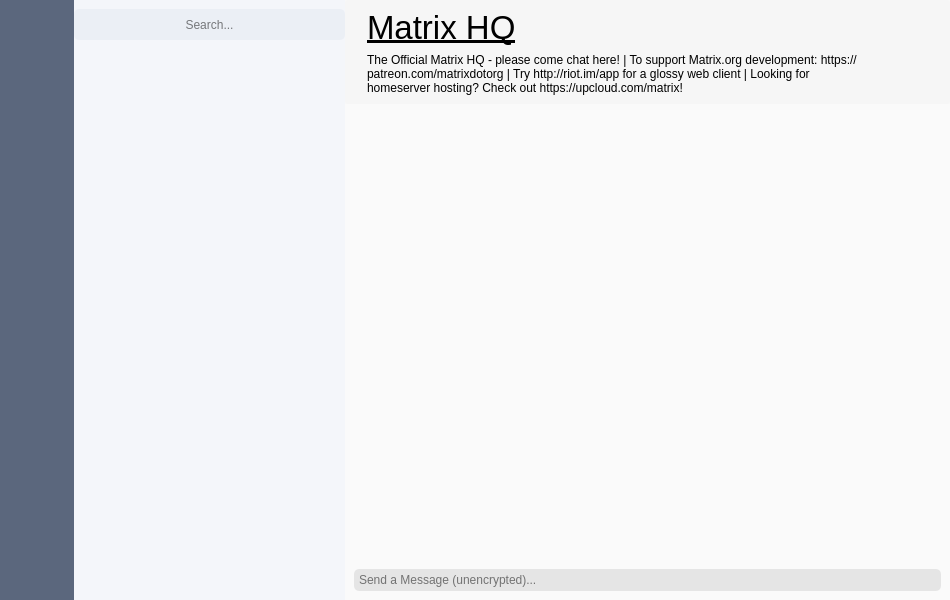
This is qml/ui/chat.ui in Nordgedanken/Morpheus as Qt 5 draws it before an edit. The edited form follows.
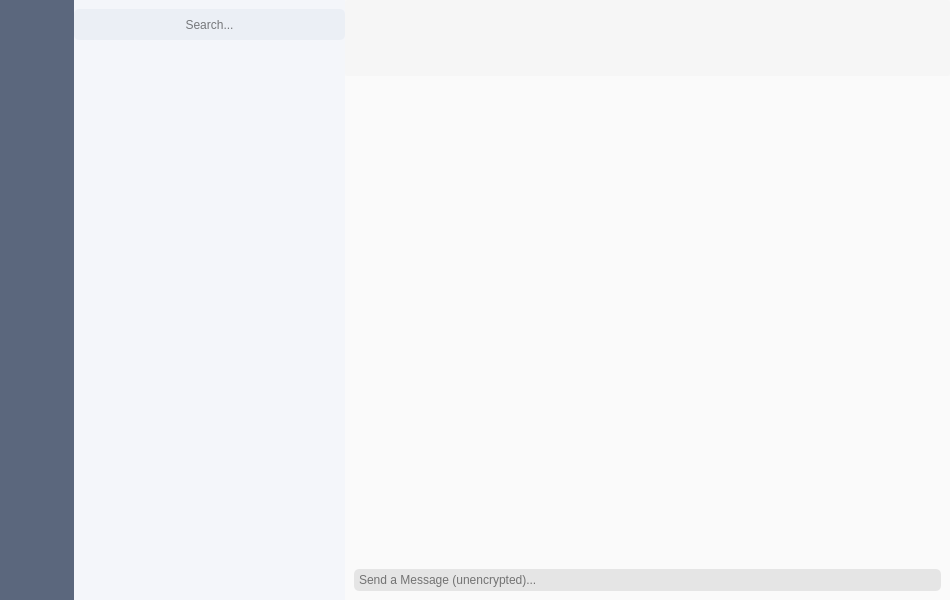
This is the edited form. Icons and pictures are not drawn.

Commit message: Remove UI Defaults too let it look a bit better on loading

What changed in the file:
```diff
--- a/qml/ui/chat.ui
+++ b/qml/ui/chat.ui
@@ -712,7 +712,7 @@
               </font>
              </property>
              <property name="text">
-              <string>Matrix HQ</string>
+              <string/>
              </property>
              <property name="wordWrap">
               <bool>true</bool>
@@ -747,7 +747,7 @@
               </font>
              </property>
              <property name="text">
-              <string>The Official Matrix HQ - please come chat here! | To support Matrix.org development: https://patreon.com/matrixdotorg | Try http://riot.im/app for a glossy web client | Looking for homeserver hosting? Check out https://upcloud.com/matrix!</string>
+              <string/>
              </property>
              <property name="textFormat">
               <enum>Qt::AutoText</enum>
@@ -890,7 +890,7 @@
              <x>0</x>
              <y>0</y>
              <width>601</width>
-             <height>424</height>
+             <height>469</height>
             </rect>
            </property>
            <property name="minimumSize">
```
Left out of the diff: 3 changed lines with no effect on the pictures. The commit also changes 3 other files.
